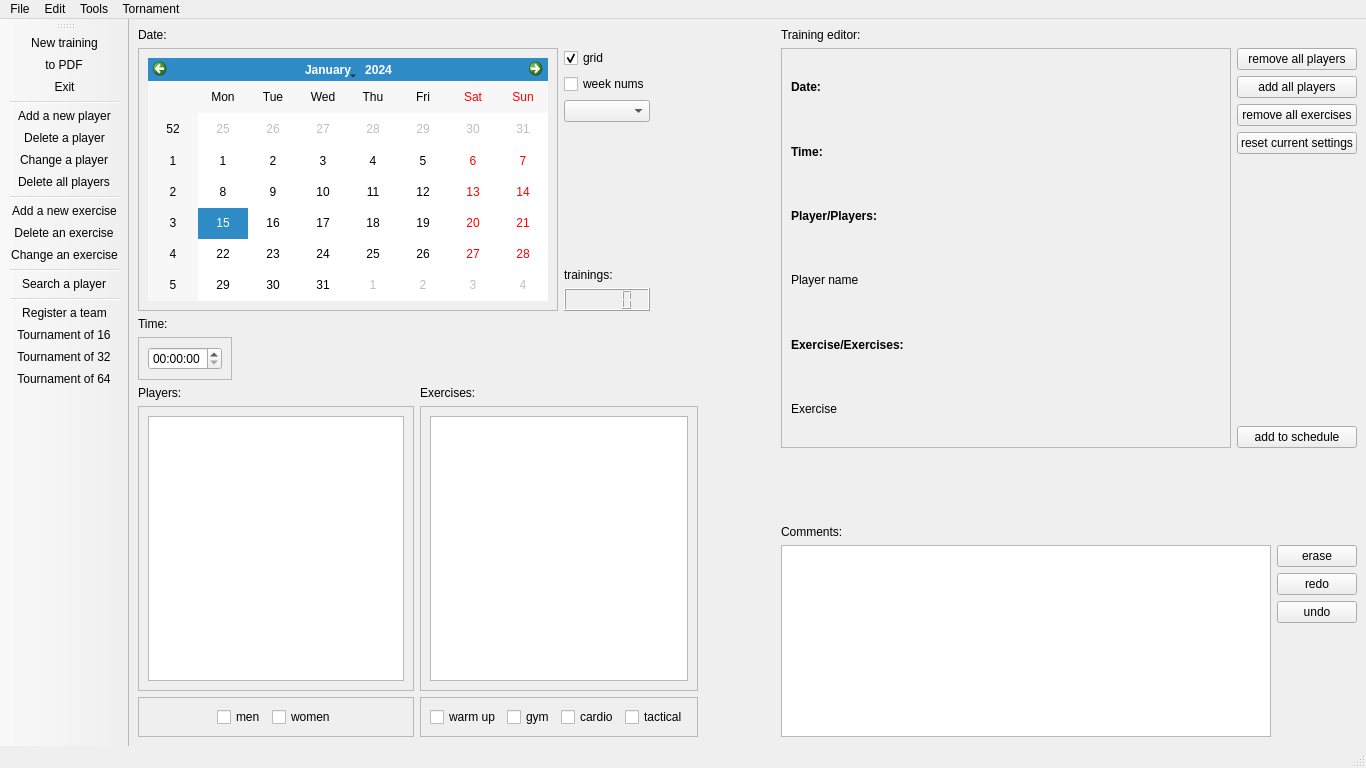
The window that BVB_Manager/bvb_manager.ui (Sautenko-Andrey/BVB_Manager) describes before a commit, drawn with Qt 5.
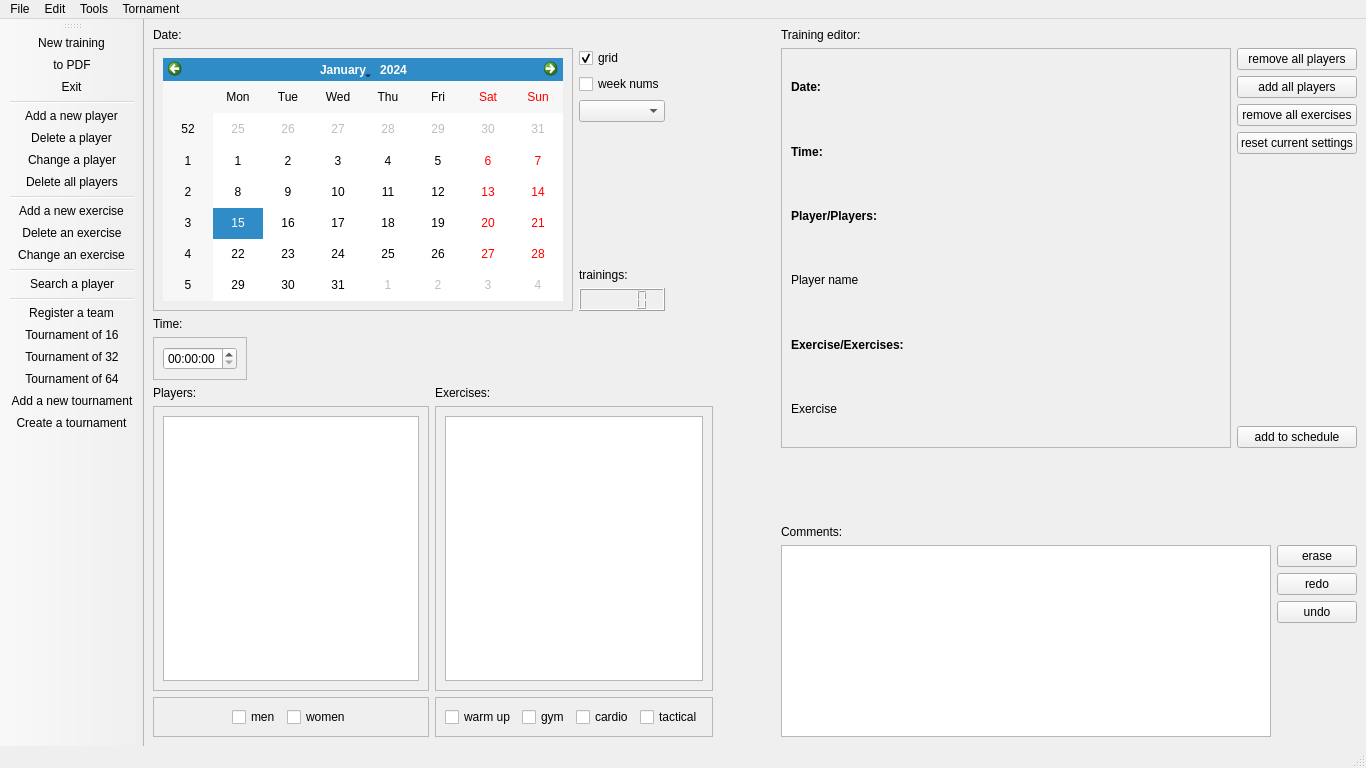
The same window after the commit. Icons and pictures are not drawn.

Commit message: preliminary gui for the tournament creator. Need to be improved.

What changed in the file:
```diff
--- a/BVB_Manager/bvb_manager.ui
+++ b/BVB_Manager/bvb_manager.ui
@@ -745,6 +745,8 @@
    <addaction name="actionTournament_16"/>
    <addaction name="actionTournament_32"/>
    <addaction name="actionTournament_64"/>
+   <addaction name="actionAdd_a_new_tournament"/>
+   <addaction name="actionCreate_a_tournament"/>
   </widget>
   <action name="actionNew_training">
    <property name="icon">
@@ -881,6 +883,24 @@
     <string>Register a team</string>
    </property>
   </action>
+  <action name="actionAdd_a_new_tournament">
+   <property name="icon">
+    <iconset resource="res.qrc">
+     <normaloff>:/images/add_tournament.png</normaloff>:/images/add_tournament.png</iconset>
+   </property>
+   <property name="text">
+    <string>Add a new tournament</string>
+   </property>
+  </action>
+  <action name="actionCreate_a_tournament">
+   <property name="icon">
+    <iconset resource="res.qrc">
+     <normaloff>:/images/tournament.png</normaloff>:/images/tournament.png</iconset>
+   </property>
+   <property name="text">
+    <string>Create a tournament</string>
+   </property>
+  </action>
  </widget>
  <resources>
   <include location="res.qrc"/>
```
Left out of the diff: 2 changed lines with no effect on the pictures. The commit also changes 14 other files.
